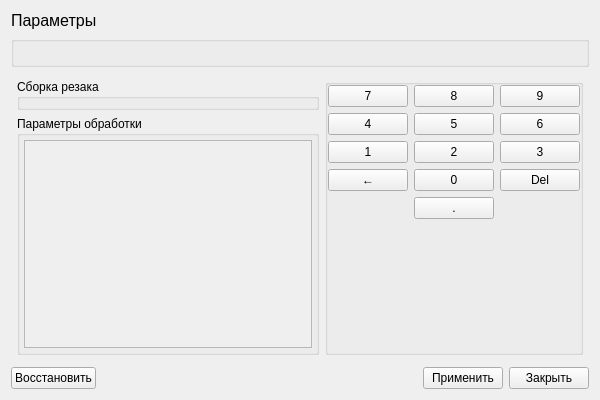
Above: phx-cnc-ui-mainform/src/forms/CXParam.ui from superkulpa/phx-cnc-ui before the change. Below: the same form after it.
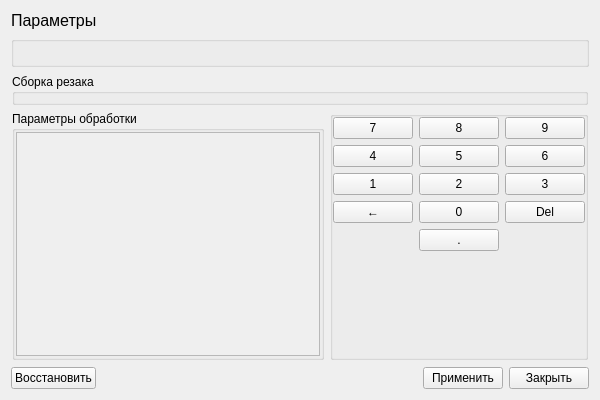
That is the form after the change. Custom widgets are drawn as their Qt base class.

The edit to the form file:
```diff
--- a/phx-cnc-ui-mainform/src/forms/CXParam.ui
+++ b/phx-cnc-ui-mainform/src/forms/CXParam.ui
@@ -51,22 +51,64 @@
      </property>
      <widget class="QWidget" name="page">
       <layout class="QGridLayout" name="gridLayout_2">
-       <property name="margin">
-        <number>6</number>
+       <property name="leftMargin">
+        <number>1</number>
        </property>
-       <item row="0" column="0">
-        <widget class="QGroupBox" name="groupBox">
-         <property name="title">
-          <string>Сборка резака</string>
-         </property>
-         <layout class="QHBoxLayout" name="mImagesLayout">
-          <property name="margin">
-           <number>4</number>
-          </property>
-         </layout>
-        </widget>
+       <property name="topMargin">
+        <number>1</number>
+       </property>
+       <property name="rightMargin">
+        <number>1</number>
+       </property>
+       <property name="bottomMargin">
+        <number>1</number>
+       </property>
+       <item row="1" column="0">
+        <layout class="QVBoxLayout" name="verticalLayout_2">
+         <item>
+          <widget class="QGroupBox" name="groupBox_2">
+           <property name="title">
+            <string>Параметры обработки</string>
+           </property>
+           <layout class="QVBoxLayout" name="verticalLayout_4">
+            <property name="spacing">
+             <number>0</number>
+            </property>
+            <property name="leftMargin">
+             <number>1</number>
+            </property>
+            <property name="topMargin">
+             <number>1</number>
+            </property>
+            <property name="rightMargin">
+             <number>1</number>
+            </property>
+            <property name="bottomMargin">
+             <number>1</number>
+            </property>
+            <item>
+             <widget class="QScrollArea" name="mValuesScroll">
+              <property name="widgetResizable">
+               <bool>true</bool>
+              </property>
+              <widget class="QWidget" name="scrollAreaWidgetContents">
+               <property name="geometry">
+                <rect>
+                 <x>0</x>
+                 <y>0</y>
+                 <width>269</width>
+                 <height>212</height>
+                </rect>
+               </property>
+              </widget>
+             </widget>
+            </item>
+           </layout>
+          </widget>
+         </item>
+        </layout>
        </item>
-       <item row="0" column="1" rowspan="2">
+       <item row="1" column="1">
         <widget class="QGroupBox" name="frame_2">
          <property name="maximumSize">
           <size>
@@ -263,41 +305,26 @@
          </layout>
         </widget>
        </item>
-       <item row="1" column="0">
-        <layout class="QVBoxLayout" name="verticalLayout_2">
-         <item>
-          <widget class="QGroupBox" name="groupBox_2">
-           <property name="title">
-            <string>Параметры обработки</string>
-           </property>
-           <layout class="QVBoxLayout" name="verticalLayout_4">
-            <property name="spacing">
-             <number>0</number>
-            </property>
-            <property name="margin">
-             <number>4</number>
-            </property>
-            <item>
-             <widget class="QScrollArea" name="mValuesScroll">
-              <property name="widgetResizable">
-               <bool>true</bool>
-              </property>
-              <widget class="QWidget" name="scrollAreaWidgetContents">
-               <property name="geometry">
-                <rect>
-                 <x>0</x>
-                 <y>0</y>
-                 <width>303</width>
-                 <height>239</height>
-                </rect>
-               </property>
-              </widget>
-             </widget>
-            </item>
-           </layout>
-          </widget>
-         </item>
-        </layout>
+       <item row="0" column="0" colspan="2">
+        <widget class="QGroupBox" name="groupBox">
+         <property name="title">
+          <string>Сборка резака</string>
+         </property>
+         <layout class="QHBoxLayout" name="mImagesLayout">
+          <property name="leftMargin">
+           <number>4</number>
+          </property>
+          <property name="topMargin">
+           <number>4</number>
+          </property>
+          <property name="rightMargin">
+           <number>4</number>
+          </property>
+          <property name="bottomMargin">
+           <number>4</number>
+          </property>
+         </layout>
+        </widget>
        </item>
       </layout>
      </widget>
```
Left out of the diff: 24 changed lines with no effect on the pictures.
